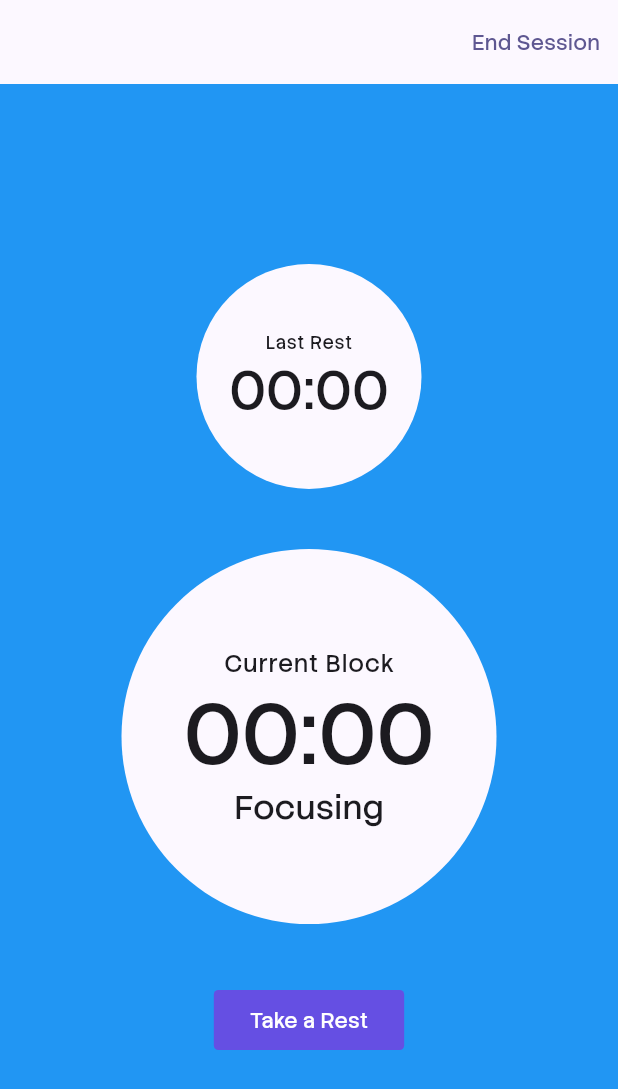
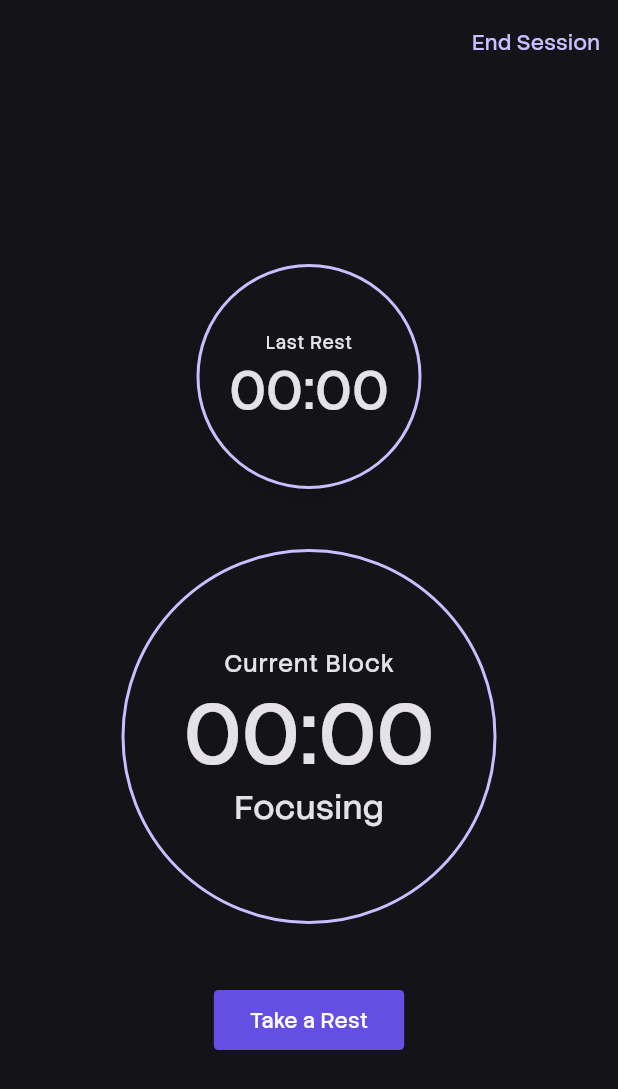
Before and after one commit to rooshimadethis/my_focus_app, a Flutter app: the screen it shows after launch, after a tap on "Begin working session", on a phone screen of 412 x 824 dp. Shown: the top 1089 px of the screen. Run offline on Flutter 3.47's test engine with Material 3 defaults, Android fonts, the phone set to English and light mode, and no system bars; our stand-ins replace confetti, vibration; missing offline and left inert: flutter_foreground_task.

Commit message:
android color palette are actually nonsense

```diff
--- a/lib/pages/timer_page.dart
+++ b/lib/pages/timer_page.dart
@@ -119,7 +119,6 @@ class _TimerPageState extends State<TimerPage> {
         children: [
           Scaffold(
             appBar: AppBar(
-              elevation: 0,
               automaticallyImplyLeading: false,
               actions: [
                 TextButton(
@@ -143,9 +142,17 @@ class _TimerPageState extends State<TimerPage> {
                         width: 150.0,
                         height: 150.0,
                         decoration: BoxDecoration(
-                            shape: BoxShape.circle,
-                            // border: Border.all(color: Colors.grey, width: 1.5),
-                            color: Theme.of(context).colorScheme.surface
+                          shape: BoxShape.circle,
+                          border: Border.all(color: Theme.of(context).colorScheme.primary, width: 2),
+                          color: Theme.of(context).colorScheme.surface,
+                          boxShadow: [
+                            BoxShadow(
+                              color: Colors.black.withOpacity(0.1), // Shadow color
+                              spreadRadius: 2, // How far the shadow spreads
+                              blurRadius: 10,  // How soft the shadow is
+                              offset: Offset(0, 4), // Moves the shadow down a bit
+                            ),
+                          ]
                         ),
                         child: Column(
                           mainAxisAlignment: MainAxisAlignment.center,
@@ -162,7 +169,7 @@ class _TimerPageState extends State<TimerPage> {
                         height: 250.0,
                         decoration: BoxDecoration(
                             shape: BoxShape.circle,
-                            // border: Border.all(color: Colors.grey, width: 1.5),
+                            border: Border.all(color: Theme.of(context).colorScheme.primary, width: 2),
                             color: Theme.of(context).colorScheme.surface
                         ),
                         child: Column(
--- a/lib/pages/welcome_page.dart
+++ b/lib/pages/welcome_page.dart
@@ -4,6 +4,7 @@ import 'package:flutter/material.dart';
 import 'package:flutter/services.dart';
 import 'package:flutter_foreground_task/flutter_foreground_task.dart';
 import 'package:my_focus_app/pages/timer_page.dart';
+import 'package:my_focus_app/theme/app_theme.dart';
 
 class WelcomePage extends StatefulWidget {
   const WelcomePage({super.key});
@@ -67,15 +68,15 @@ class _WelcomePageState extends State<WelcomePage> {
               decoration: BoxDecoration(
                   shape: BoxShape.circle,
                   // border: Border.all(
-                  //     color: Colors.white,
-                  //     width: 1.5
+                  //     color: Theme.of(context).colorScheme.primary,
+                  //     width: 2
                   // ),
                   color: Theme.of(context).colorScheme.surface
               ),
               child: const Icon(
                 Icons.sentiment_very_satisfied,
                 size: 100.0,
-                color: Colors.blue,
+                color: Colors.purple,
               ),
             ),
             Text(
@@ -93,9 +94,9 @@ class _WelcomePageState extends State<WelcomePage> {
                 style: ButtonStyle(
                   shape: WidgetStateProperty.all<RoundedRectangleBorder>(
                       RoundedRectangleBorder(
-                            borderRadius: BorderRadius.circular(3.0)
+                          borderRadius: BorderRadius.circular(4.0)
                       )
-                    )
+                  ),
                 ),
                 child: const Text('Begin working session'))
           ],
--- a/lib/theme/app_theme.dart
+++ b/lib/theme/app_theme.dart
@@ -4,13 +4,13 @@ class AppTheme {
   AppTheme._();
 
   static const Color _lightSeedColor = Color(0xFF654FE3);
-  static const Color _darkSeedColor = Colors.lightBlue;
+  static const Color _darkSeedColor = Color(0xFF654FE3);
   //TODO will prob want focus and rest themes
 
   //TODO I think I'm just gonna have to manually make my own palettes
-  static final ColorScheme lightColorScheme = ColorScheme.fromSeed(
-      seedColor: _lightSeedColor,
-      brightness: Brightness.light
+  static final ColorScheme darkColorScheme = ColorScheme.fromSeed(
+      seedColor: _darkSeedColor,
+      brightness: Brightness.dark
   );
 
   static const double _commonBorderRadius = 3.0;
@@ -18,8 +18,8 @@ class AppTheme {
   static final ThemeData lightTheme = ThemeData(
     useMaterial3: true,
     fontFamily: 'StackSans',
-    colorScheme: lightColorScheme,
-    scaffoldBackgroundColor: Colors.blue,
+    colorScheme: darkColorScheme,
+    scaffoldBackgroundColor: darkColorScheme.surface,
     elevatedButtonTheme: ElevatedButtonThemeData(
       style: ElevatedButton.styleFrom(
         shape: RoundedRectangleBorder(
@@ -32,7 +32,8 @@ class AppTheme {
         shape: RoundedRectangleBorder(
           borderRadius: BorderRadius.circular(_commonBorderRadius),
         ),
-        backgroundColor: _lightSeedColor
+        backgroundColor: _darkSeedColor,
+        foregroundColor: Colors.white
       ),
     ),
     outlinedButtonTheme: OutlinedButtonThemeData(
```
Lines whose indentation alone changed are shown as unchanged.
